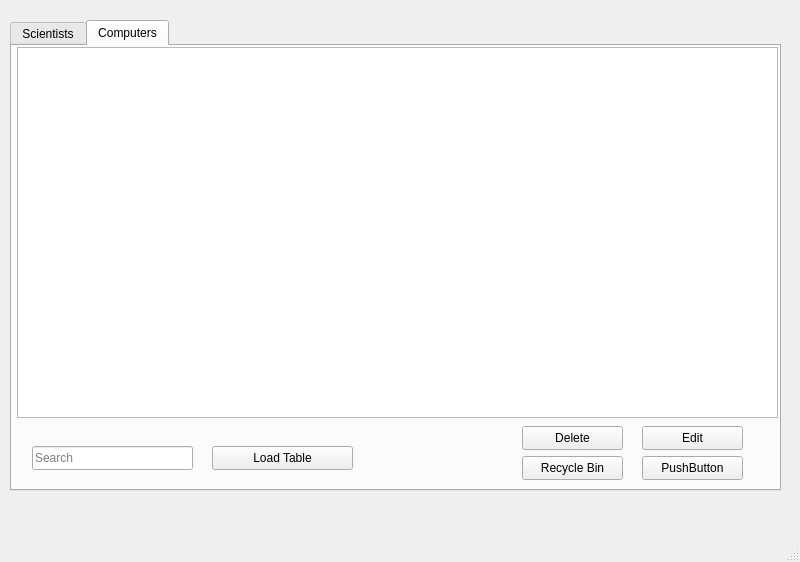
vilhjalmur12/verklegt_1, file verklegt_vika_3/verklegt_GUI/UI/mainwindow.ui: the form before one commit.
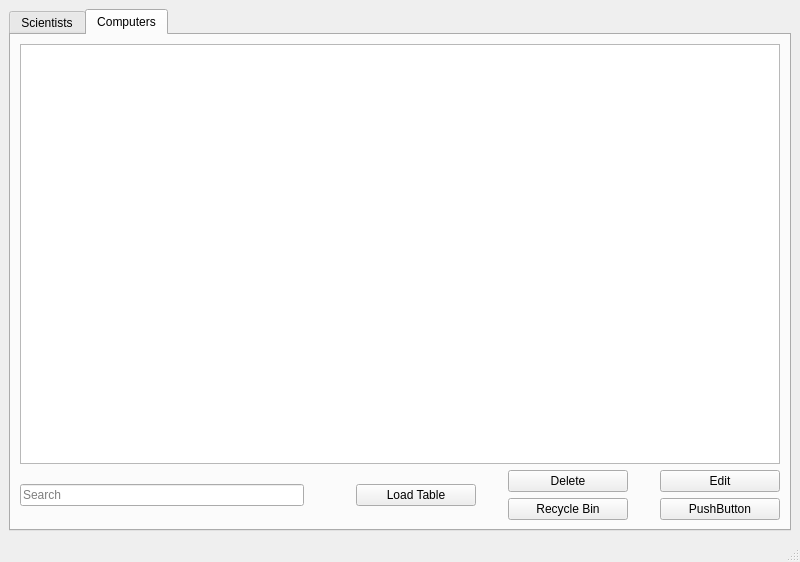
The form after the commit. The open tabs and pages were chosen to show the change.

Diff of the .ui file:
```diff
--- a/verklegt_vika_3/verklegt_GUI/UI/mainwindow.ui
+++ b/verklegt_vika_3/verklegt_GUI/UI/mainwindow.ui
@@ -10,19 +10,19 @@
     <height>562</height>
    </rect>
   </property>
+  <property name="minimumSize">
+   <size>
+    <width>800</width>
+    <height>562</height>
+   </size>
+  </property>
   <property name="windowTitle">
    <string>Database</string>
   </property>
   <widget class="QWidget" name="centralwidget">
+   <layout class="QGridLayout" name="gridLayout">
+    <item row="0" column="0">
    <widget class="QTabWidget" name="tabWidget">
-    <property name="geometry">
-     <rect>
-      <x>10</x>
-      <y>20</y>
-      <width>771</width>
-      <height>471</height>
-     </rect>
-    </property>
     <property name="currentIndex">
      <number>0</number>
     </property>
@@ -97,94 +97,131 @@
      <attribute name="title">
       <string>Computers</string>
      </attribute>
-     <widget class="QTableView" name="tableView_computers">
-      <property name="geometry">
-       <rect>
-        <x>5</x>
-        <y>1</y>
-        <width>761</width>
-        <height>371</height>
-       </rect>
-      </property>
-     </widget>
+       <layout class="QGridLayout" name="gridLayout_2">
+        <item row="1" column="2" rowspan="2">
      <widget class="QPushButton" name="pushButton_loadComputer">
-      <property name="geometry">
-       <rect>
-        <x>200</x>
-        <y>400</y>
-        <width>141</width>
-        <height>24</height>
-       </rect>
+          <property name="minimumSize">
+           <size>
+            <width>120</width>
+            <height>0</height>
+           </size>
       </property>
       <property name="text">
        <string>Load Table</string>
       </property>
      </widget>
+        </item>
+        <item row="1" column="0" rowspan="2">
+         <widget class="QLineEdit" name="lineEdit_searchComputer">
+          <property name="placeholderText">
+           <string>Search</string>
+          </property>
+         </widget>
+        </item>
+        <item row="1" column="4">
      <widget class="QPushButton" name="pushButton_deleteComputer">
-      <property name="geometry">
-       <rect>
-        <x>510</x>
-        <y>380</y>
-        <width>101</width>
-        <height>24</height>
-       </rect>
+          <property name="minimumSize">
+           <size>
+            <width>120</width>
+            <height>0</height>
+           </size>
       </property>
       <property name="text">
        <string>Delete</string>
       </property>
      </widget>
+        </item>
+        <item row="1" column="6">
      <widget class="QPushButton" name="pushButton_editComputer">
-      <property name="geometry">
-       <rect>
-        <x>630</x>
-        <y>380</y>
-        <width>101</width>
-        <height>24</height>
-       </rect>
+          <property name="minimumSize">
+           <size>
+            <width>120</width>
+            <height>0</height>
+           </size>
       </property>
       <property name="text">
        <string>Edit</string>
       </property>
      </widget>
-     <widget class="QLineEdit" name="lineEdit_searchComputer">
-      <property name="geometry">
-       <rect>
-        <x>20</x>
-        <y>400</y>
-        <width>161</width>
-        <height>24</height>
-       </rect>
-      </property>
-      <property name="placeholderText">
-       <string>Search</string>
-      </property>
-     </widget>
-     <widget class="QPushButton" name="pushButton_recycleBin">
-      <property name="geometry">
-       <rect>
-        <x>510</x>
-        <y>410</y>
-        <width>101</width>
-        <height>24</height>
-       </rect>
-      </property>
-      <property name="text">
-       <string>Recycle Bin</string>
-      </property>
-     </widget>
+        </item>
+        <item row="0" column="0" colspan="7">
+         <widget class="QTableView" name="tableView_computers"/>
+        </item>
+        <item row="2" column="6">
      <widget class="QPushButton" name="pushButton_2">
-      <property name="geometry">
-       <rect>
-        <x>630</x>
-        <y>410</y>
-        <width>101</width>
-        <height>24</height>
-       </rect>
+          <property name="minimumSize">
+           <size>
+            <width>120</width>
+            <height>0</height>
+           </size>
       </property>
       <property name="text">
        <string>PushButton</string>
       </property>
      </widget>
+        </item>
+        <item row="2" column="4">
+         <widget class="QPushButton" name="pushButton_recycleBin">
+          <property name="minimumSize">
+           <size>
+            <width>120</width>
+            <height>0</height>
+           </size>
+          </property>
+          <property name="text">
+           <string>Recycle Bin</string>
+          </property>
+         </widget>
+        </item>
+        <item row="1" column="1">
+         <spacer name="horizontalSpacer">
+          <property name="orientation">
+           <enum>Qt::Horizontal</enum>
+          </property>
+          <property name="sizeType">
+           <enum>QSizePolicy::Minimum</enum>
+          </property>
+          <property name="sizeHint" stdset="0">
+           <size>
+            <width>40</width>
+            <height>20</height>
+           </size>
+          </property>
+         </spacer>
+        </item>
+        <item row="1" column="3">
+         <spacer name="horizontalSpacer_2">
+          <property name="orientation">
+           <enum>Qt::Horizontal</enum>
+          </property>
+          <property name="sizeType">
+           <enum>QSizePolicy::Minimum</enum>
+          </property>
+          <property name="sizeHint" stdset="0">
+           <size>
+            <width>20</width>
+            <height>20</height>
+           </size>
+          </property>
+         </spacer>
+        </item>
+        <item row="2" column="5">
+         <spacer name="horizontalSpacer_3">
+          <property name="orientation">
+           <enum>Qt::Horizontal</enum>
+          </property>
+          <property name="sizeType">
+           <enum>QSizePolicy::Minimum</enum>
+          </property>
+          <property name="sizeHint" stdset="0">
+           <size>
+            <width>20</width>
+            <height>20</height>
+           </size>
+          </property>
+         </spacer>
+        </item>
+       </layout>
      <zorder>tableView_computers</zorder>
      <zorder>pushButton_loadComputer</zorder>
      <zorder>pushButton_deleteComputer</zorder>
@@ -192,8 +229,13 @@
      <zorder>pushButton_editComputer</zorder>
      <zorder>pushButton_recycleBin</zorder>
      <zorder>pushButton_2</zorder>
-    </widget>
-   </widget>
+       <zorder>horizontalSpacer</zorder>
+       <zorder>horizontalSpacer_2</zorder>
+       <zorder>horizontalSpacer_3</zorder>
+      </widget>
+     </widget>
+    </item>
+   </layout>
   </widget>
   <widget class="QMenuBar" name="menubar">
    <property name="geometry">
```
Left out of the diff: 127 changed lines with no effect on the pictures. Lines whose indentation alone changed are shown as unchanged.
